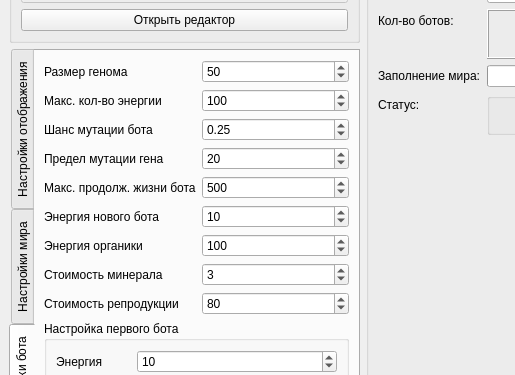
This is mainwindow.ui in TomasGlgg/QGenetic as Qt 5 draws it before an edit; both pictures show x 0 to 515 and y 113 to 488 of the 1283 by 731 pixel window. The edited form follows.
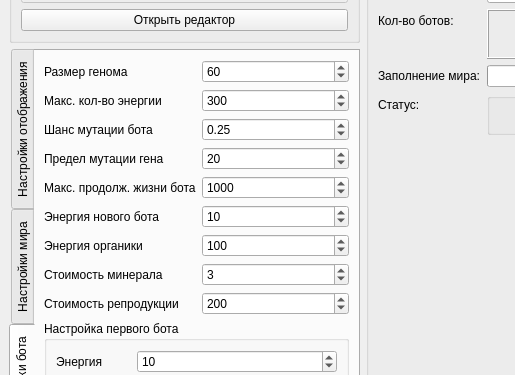
This is the edited form. The open tabs and pages were chosen to show the change.

Commit message: Change default world settings

What changed in the file:
```diff
--- a/mainwindow.ui
+++ b/mainwindow.ui
@@ -469,7 +469,7 @@
              <number>1</number>
             </property>
             <property name="value">
-             <number>50</number>
+             <number>60</number>
             </property>
            </widget>
           </item>
@@ -489,7 +489,7 @@
              <number>10000</number>
             </property>
             <property name="value">
-             <number>100</number>
+             <number>300</number>
             </property>
            </widget>
           </item>
@@ -529,7 +529,7 @@
              <number>16777215</number>
             </property>
             <property name="value">
-             <number>500</number>
+             <number>1000</number>
             </property>
            </widget>
           </item>
@@ -603,7 +603,7 @@
              <number>10000</number>
             </property>
             <property name="value">
-             <number>80</number>
+             <number>200</number>
             </property>
            </widget>
           </item>
```
Left out of the diff: 8 changed lines with no effect on the pictures.
